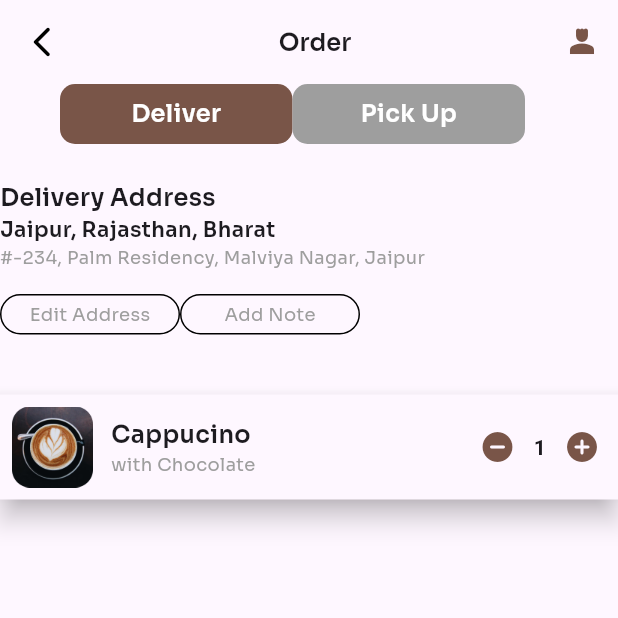
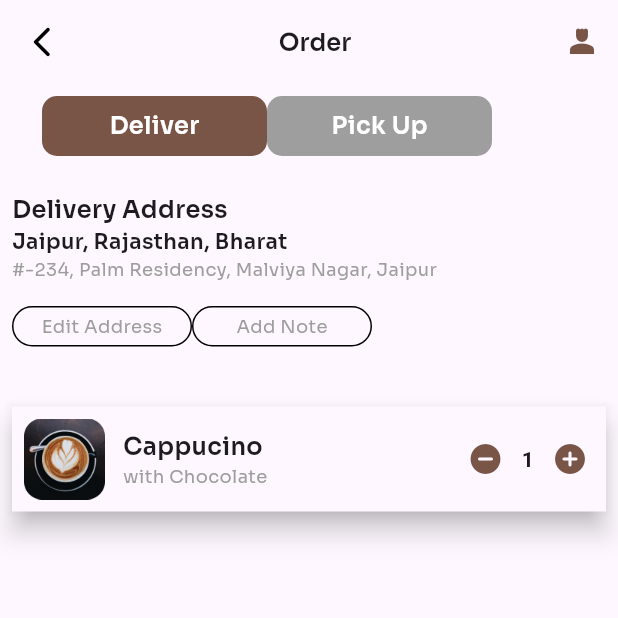
Before and after one commit to DataWhisperer10/coffeeApp, a Flutter app: the OrdersScreen screen opened directly, on a phone screen of 412 x 824 dp, the top half of it. Run offline on Flutter 3.47's test engine with Material 3 defaults, Android fonts, the phone set to English and light mode, and no system bars; our stand-ins replace google_fonts.

Commit message:
optimized app for responsivness

```diff
--- a/lib/main.dart
+++ b/lib/main.dart
@@ -1,4 +1,4 @@
-import 'package:coffee/screens/orders_screen.dart';
+import 'package:coffee/screens/splash_screen.dart';
 import 'package:flutter/material.dart';
 
 void main() {
@@ -33,7 +33,7 @@ class MyApp extends StatelessWidget {
         colorScheme: ColorScheme.fromSeed(seedColor: Colors.deepPurple),
         useMaterial3: true,
       ),
-      home: const OrdersScreen(),
+      home: const SplashScreen(),
     );
   }
 }
--- a/lib/screens/item_details.dart
+++ b/lib/screens/item_details.dart
@@ -228,7 +228,7 @@ class _ItemDetailsState extends State<ItemDetails> {
                       style: ButtonStyle(
                         padding: MaterialStateProperty.all(
                           EdgeInsets.symmetric(
-                              vertical: 30.0, horizontal: 64.0),
+                              vertical: 20.0, horizontal: 54.0),
                         ),
                         backgroundColor: MaterialStateProperty.all<Color>(
                             const Color.fromARGB(255, 177, 119, 98)),
--- a/lib/screens/orders_screen.dart
+++ b/lib/screens/orders_screen.dart
@@ -38,7 +38,9 @@ class _OrdersScreenState extends State<OrdersScreen> {
                 ))
           ],
         ),
-        body: Column(
+        body: Padding(
+          padding: const EdgeInsets.all(8.0),
+          child: Column(
             mainAxisAlignment: MainAxisAlignment.start,
             crossAxisAlignment: CrossAxisAlignment.start,
             children: [
@@ -47,12 +49,12 @@ class _OrdersScreenState extends State<OrdersScreen> {
                 children: [
                   Container(
                     height: 40,
-                  width: 155,
+                    width: 150,
                     decoration: BoxDecoration(
                       color: Colors.brown,
                       borderRadius: BorderRadius.circular(10),
                     ),
-                  margin: EdgeInsets.only(left: 40),
+                    margin: const EdgeInsets.only(left: 20),
                     child: Center(
                       child: Text(
                         "Deliver",
@@ -66,7 +68,7 @@ class _OrdersScreenState extends State<OrdersScreen> {
                   ),
                   Container(
                     height: 40,
-                  width: 155,
+                    width: 150,
                     decoration: BoxDecoration(
                       color: Colors.grey,
                       borderRadius: BorderRadius.circular(10),
@@ -115,7 +117,8 @@ class _OrdersScreenState extends State<OrdersScreen> {
                     child: Center(
                       child: Text(
                         "Edit Address",
-                      style: GoogleFonts.sora(fontSize: 12, color: Colors.grey),
+                        style:
+                            GoogleFonts.sora(fontSize: 12, color: Colors.grey),
                       ),
                     ),
                   ),
@@ -128,7 +131,8 @@ class _OrdersScreenState extends State<OrdersScreen> {
                     child: Center(
                       child: Text(
                         "Add Note",
-                      style: GoogleFonts.sora(fontSize: 12, color: Colors.grey),
+                        style:
+                            GoogleFonts.sora(fontSize: 12, color: Colors.grey),
                       ),
                     ),
                   )
@@ -162,7 +166,8 @@ class _OrdersScreenState extends State<OrdersScreen> {
                                 Text(
                                   "Cappucino",
                                   style: GoogleFonts.sora(
-                                    fontSize: 16, fontWeight: FontWeight.w600),
+                                      fontSize: 16,
+                                      fontWeight: FontWeight.w600),
                                 ),
                                 Text(
                                   "with Chocolate",
@@ -176,7 +181,7 @@ class _OrdersScreenState extends State<OrdersScreen> {
                       ),
                     ),
                     const SizedBox(
-                    width: 66,
+                      width: 46,
                     ),
                     Container(
                       child: Row(
@@ -206,6 +211,7 @@ class _OrdersScreenState extends State<OrdersScreen> {
             ],
           ),
         ),
+      ),
     );
   }
 }
```
Also changed, not shown: lib/screens/onboarding_screen.dart (+4 -4 lines), lib/screens/order_screen.dart (+129 -129 lines). Lines whose indentation alone changed are shown as unchanged.
